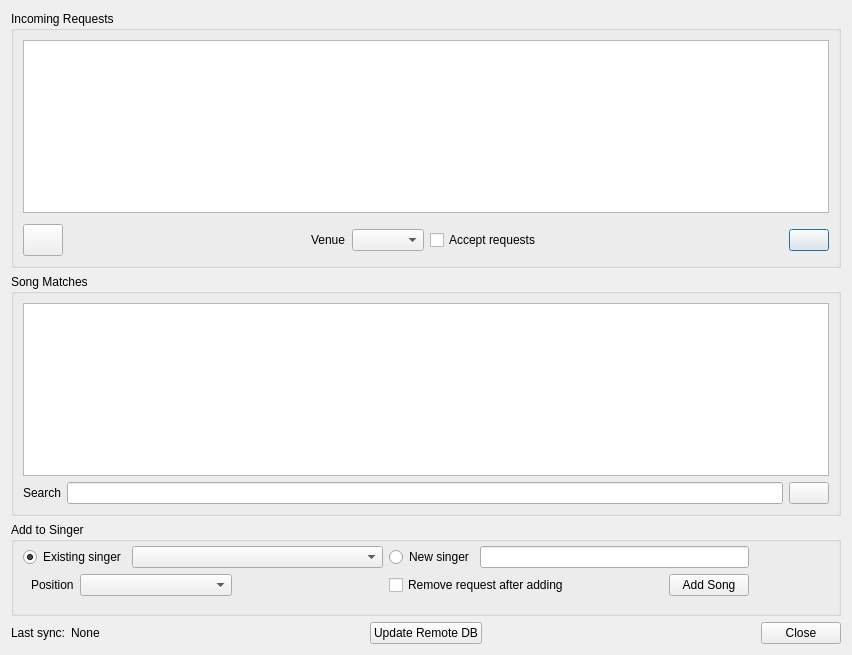
Before: the Qt Designer form OpenKJ/dlgrequests.ui in OpenKJ/OpenKJ, drawn with Qt 5.
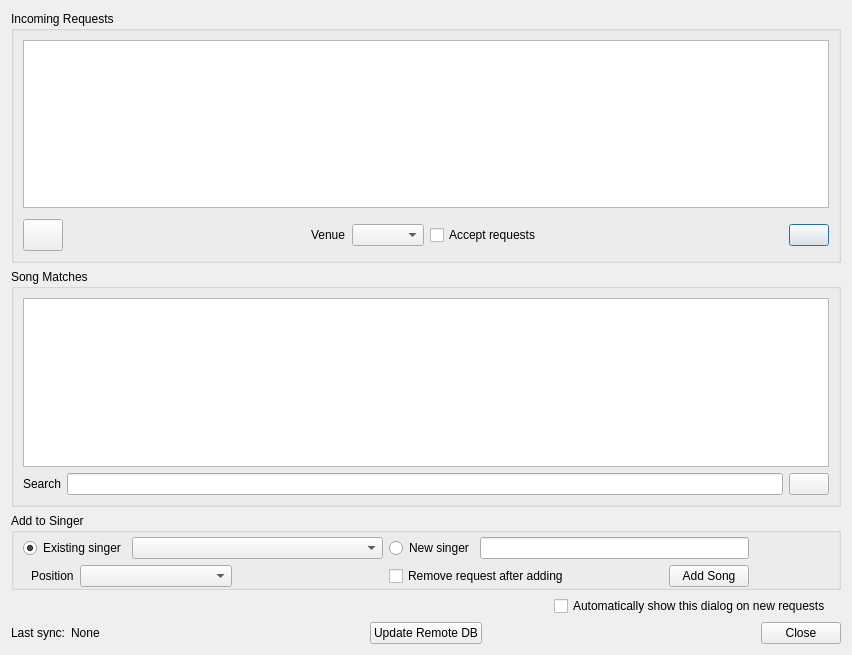
After: the same form once the commit is applied. Icons and pictures are not drawn. Custom widgets are drawn as their Qt base class.

Commit message: Modifications to request server UI stuff and some debug output cleanup

```diff
--- a/OpenKJ/dlgrequests.ui
+++ b/OpenKJ/dlgrequests.ui
@@ -209,13 +209,16 @@
       <property name="topMargin">
        <number>4</number>
       </property>
+      <property name="bottomMargin">
+       <number>0</number>
+      </property>
       <item>
        <layout class="QHBoxLayout" name="horizontalLayout_11">
         <property name="topMargin">
          <number>0</number>
         </property>
         <property name="bottomMargin">
-         <number>8</number>
+         <number>0</number>
         </property>
         <item>
          <layout class="QHBoxLayout" name="horizontalLayout_4">
@@ -383,6 +386,36 @@
      </layout>
     </widget>
    </item>
+   <item>
+    <layout class="QHBoxLayout" name="horizontalLayout_5">
+     <property name="topMargin">
+      <number>0</number>
+     </property>
+     <property name="rightMargin">
+      <number>10</number>
+     </property>
+     <item>
+      <spacer name="horizontalSpacer_10">
+       <property name="orientation">
+        <enum>Qt::Horizontal</enum>
+       </property>
+       <property name="sizeHint" stdset="0">
+        <size>
+         <width>40</width>
+         <height>20</height>
+        </size>
+       </property>
+      </spacer>
+     </item>
+     <item>
+      <widget class="QCheckBox" name="cbxAutoShowRequestsDlg">
+       <property name="text">
+        <string>Automatically show this dialog on new requests</string>
+       </property>
+      </widget>
+     </item>
+    </layout>
+   </item>
    <item>
     <layout class="QGridLayout" name="gridLayout">
      <property name="topMargin">
```
The commit also changes 9 other files.
